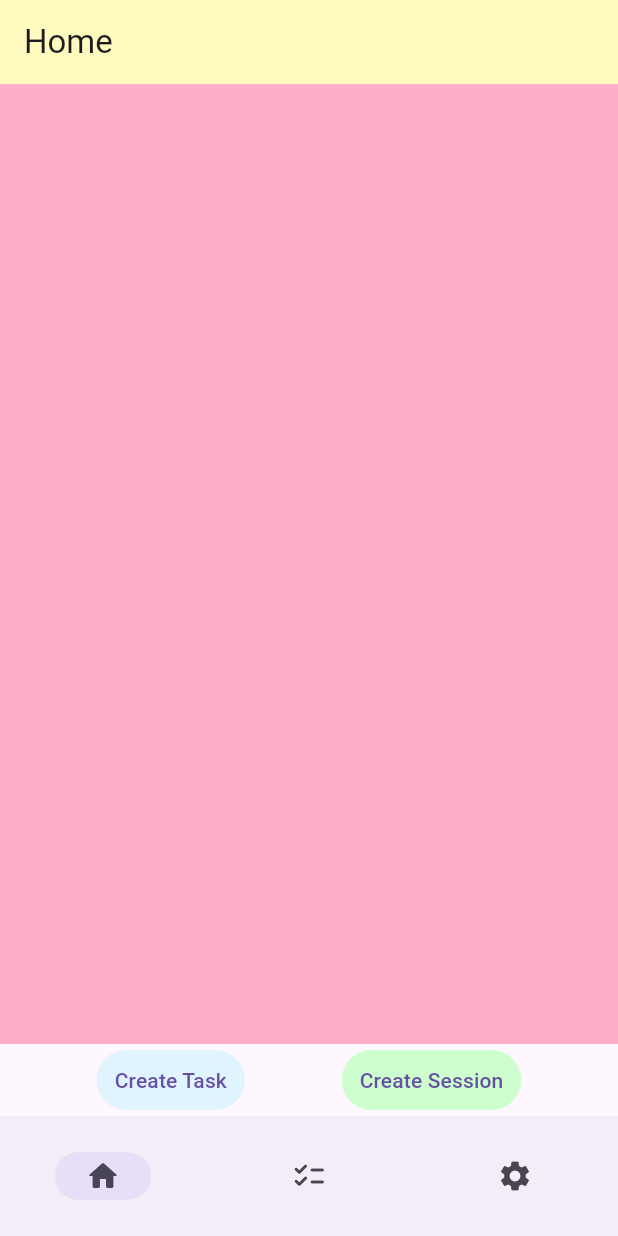
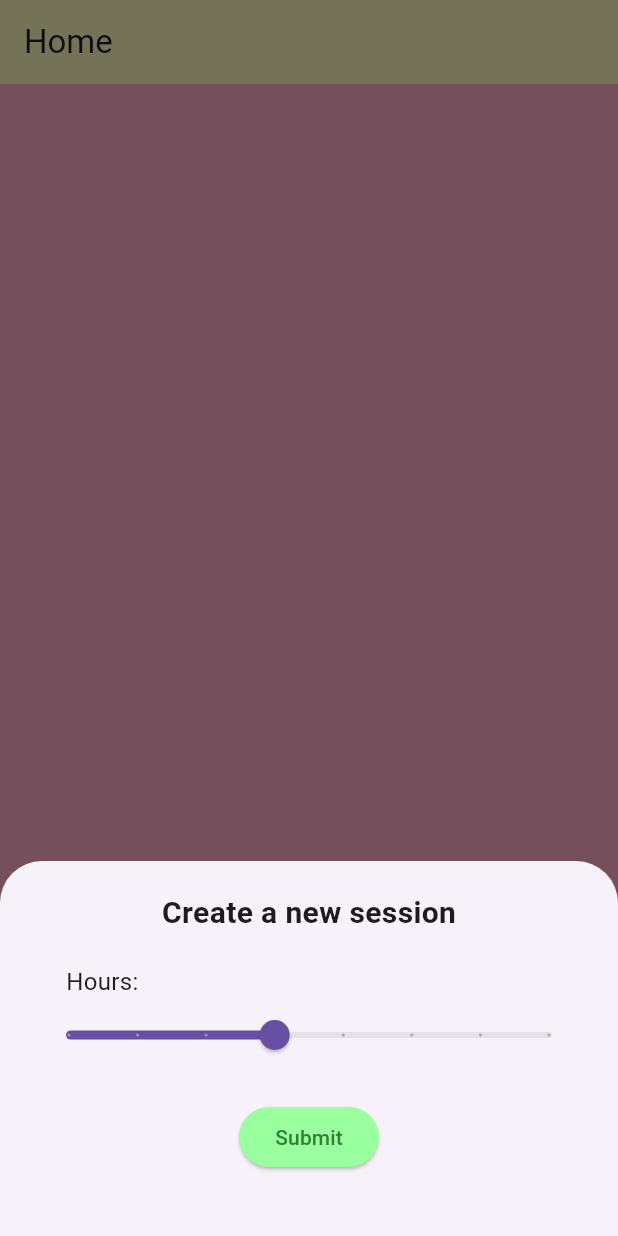
Before and after one commit to sayglenn/edugalaxy, a Flutter app: the screen it shows once a user with an empty profile is signed in, after a tap on "Create Session", on a phone screen of 412 x 824 dp. Run offline on Flutter 3.47's test engine with Material 3 defaults, Android fonts, the phone set to English and light mode, and no system bars; our stand-ins replace date_field, firebase_auth, firebase_core, firebase_database, flutter_dotenv, google_sign_in; accounts and stored records are empty.

Commit message:
Built session skeleton

```diff
--- a/lib/pages/home.dart
+++ b/lib/pages/home.dart
@@ -1,3 +1,4 @@
+import 'package:edugalaxy/pages/session.dart';
 import 'package:flutter/material.dart';
 
 class HomePage extends StatelessWidget {
@@ -27,7 +28,48 @@ class HomePage extends StatelessWidget {
                   style: TextButton.styleFrom(
                     backgroundColor: Color.fromARGB(255, 205, 255, 206),
                   ),
-                  onPressed: () {},
+                  onPressed: () {
+                    showModalBottomSheet<void>(
+                      context: context,
+                      builder: (BuildContext context) {
+                        return Container(
+                          height: 250,
+                          child: const Padding(
+                            padding: EdgeInsets.all(20.0),
+                            child: Column(
+                              children: [
+                                Text(
+                                  "Create a new session",
+                                  style: TextStyle(
+                                    fontSize: 20,
+                                    fontWeight: FontWeight.bold,
+                                  ),
+                                ),
+                                SizedBox(
+                                  height: 20,
+                                ),
+                                Column(
+                                  crossAxisAlignment: CrossAxisAlignment.start,
+                                  children: [
+                                    Padding(
+                                      padding: EdgeInsets.only(left: 24.0),
+                                      child: Text(
+                                        "Hours:",
+                                        style: TextStyle(
+                                          fontSize: 16,
+                                        ),
+                                      ),
+                                    ),
+                                    SessionCreator(),
+                                  ],
+                                ),
+                              ],
+                            ),
+                          ),
+                        );
+                      },
+                    );
+                  },
                   child: Text('Create Session'))
             ],
           )
--- /dev/null
+++ b/lib/pages/session.dart
@@ -0,0 +1,47 @@
+import 'package:flutter/material.dart';
+
+class SessionCreator extends StatefulWidget {
+  const SessionCreator({super.key});
+
+  @override
+  State<SessionCreator> createState() => _SessionCreatorState();
+}
+
+class _SessionCreatorState extends State<SessionCreator> {
+  double _currentHours = 4;
+
+  @override
+  Widget build(BuildContext context) {
+    return Column(
+      children: [
+        Slider(
+          value: _currentHours,
+          min: 1,
+          max: 8,
+          divisions: 7,
+          label: _currentHours.round().toString(),
+          onChanged: (double value) {
+            setState(() {
+              _currentHours = value;
+            });
+          },
+        ),
+        SizedBox(
+          height: 20,
+        ),
+        ElevatedButton(
+          onPressed: () {},
+          style: ElevatedButton.styleFrom(
+            backgroundColor: const Color.fromARGB(255, 154, 255, 158),
+          ),
+          child: Text(
+            "Submit",
+            style: TextStyle(
+              color: Color.fromARGB(255, 50, 128, 53),
+            ),
+          ),
+        )
+      ],
+    );
+  }
+}
```
